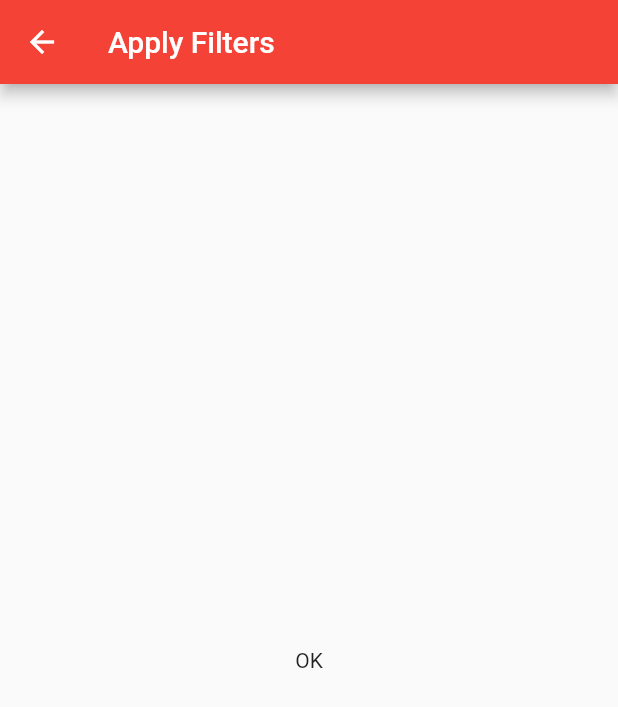
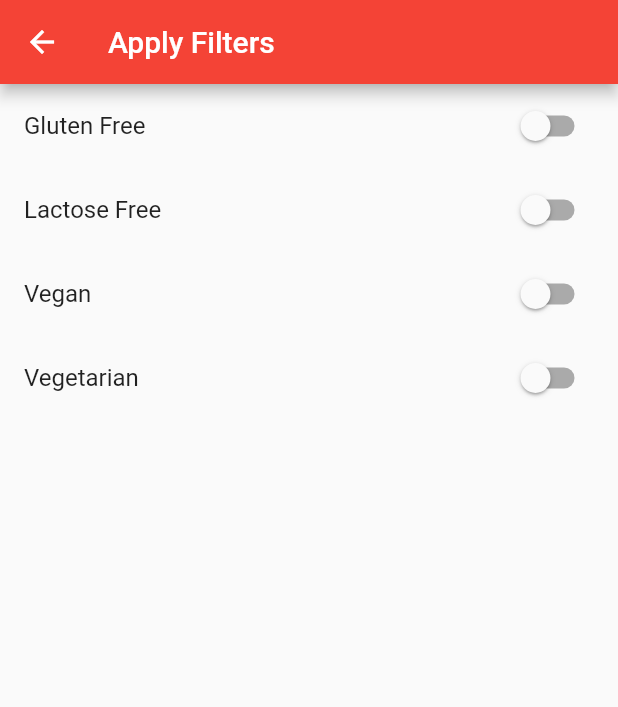
Before and after one commit to bishal5917/food_app, a Flutter app: the FiltersScreen screen opened by its route, on a phone screen of 412 x 824 dp. Shown: the top 707 px of the screen. Run offline on Flutter 3.47's test engine with Material 2 defaults, Android fonts, the phone set to English and light mode, and no system bars.

Commit message:
working with filters

```diff
--- a/lib/filters_screen.dart
+++ b/lib/filters_screen.dart
@@ -1,14 +1,62 @@
 import 'package:flutter/material.dart';
 
-class FiltersScreen extends StatelessWidget {
+class FiltersScreen extends StatefulWidget {
   const FiltersScreen({super.key});
+
+  @override
+  State<FiltersScreen> createState() => _FiltersScreenState();
+}
+
+class _FiltersScreenState extends State<FiltersScreen> {
+  bool glutenFree = false;
+  bool lactoseFree = false;
+  bool vegan = false;
+  bool vegetarian = false;
 
   @override
   Widget build(BuildContext context) {
     return Scaffold(
       appBar: AppBar(title: Text("Apply Filters")),
-      body: Center(
-        child: Text("OK"),
+      body: Column(
+        children: [
+          Expanded(
+              child: ListView(
+            children: [
+              SwitchListTile(
+                  title: Text('Gluten Free'),
+                  value: glutenFree,
+                  onChanged: (newVal) {
+                    setState(() {
+                      glutenFree = newVal;
+                    });
+                  }),
+              SwitchListTile(
+                  title: Text('Lactose Free'),
+                  value: lactoseFree,
+                  onChanged: (newVal) {
+                    setState(() {
+                      lactoseFree = newVal;
+                    });
+                  }),
+              SwitchListTile(
+                  title: Text('Vegan'),
+                  value: vegan,
+                  onChanged: (newVal) {
+                    setState(() {
+                      vegan = newVal;
+                    });
+                  }),
+              SwitchListTile(
+                  title: Text('Vegetarian'),
+                  value: vegetarian,
+                  onChanged: (newVal) {
+                    setState(() {
+                      vegetarian = newVal;
+                    });
+                  })
+            ],
+          ))
+        ],
       ),
     );
   }
```
Also changed, not shown: lib/meal_detail_screen.dart (+6 -1 lines).
